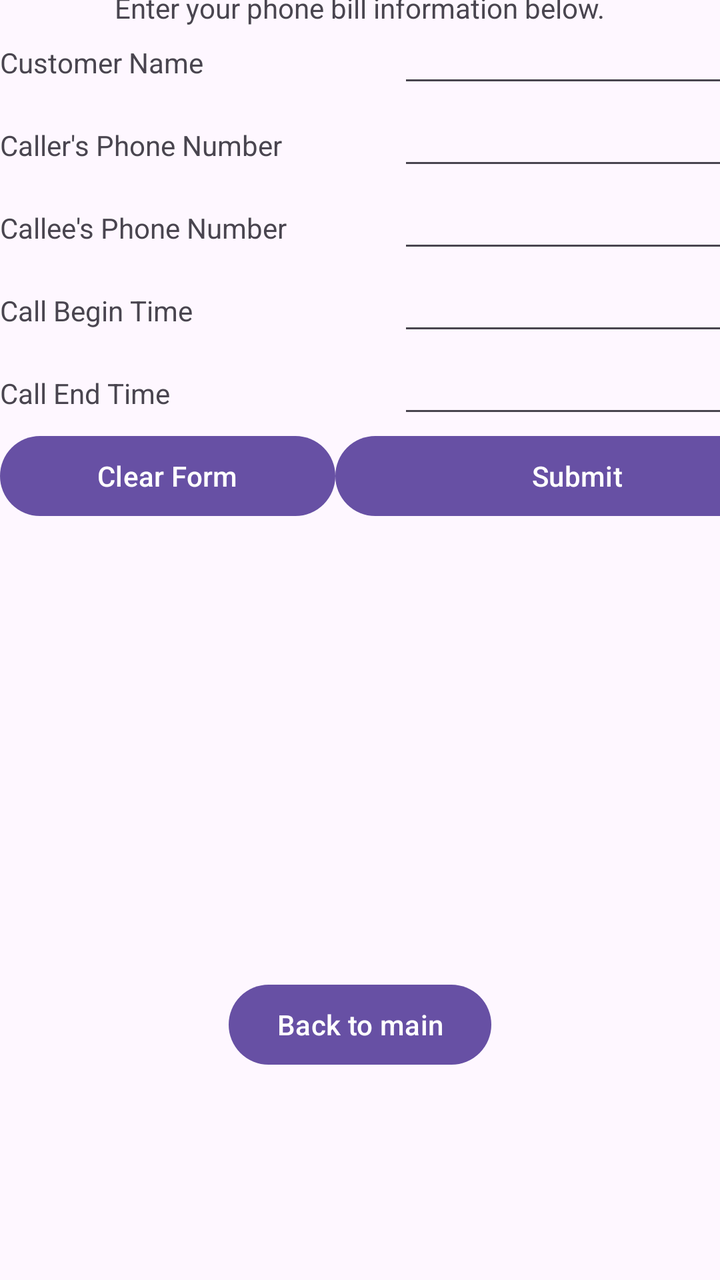
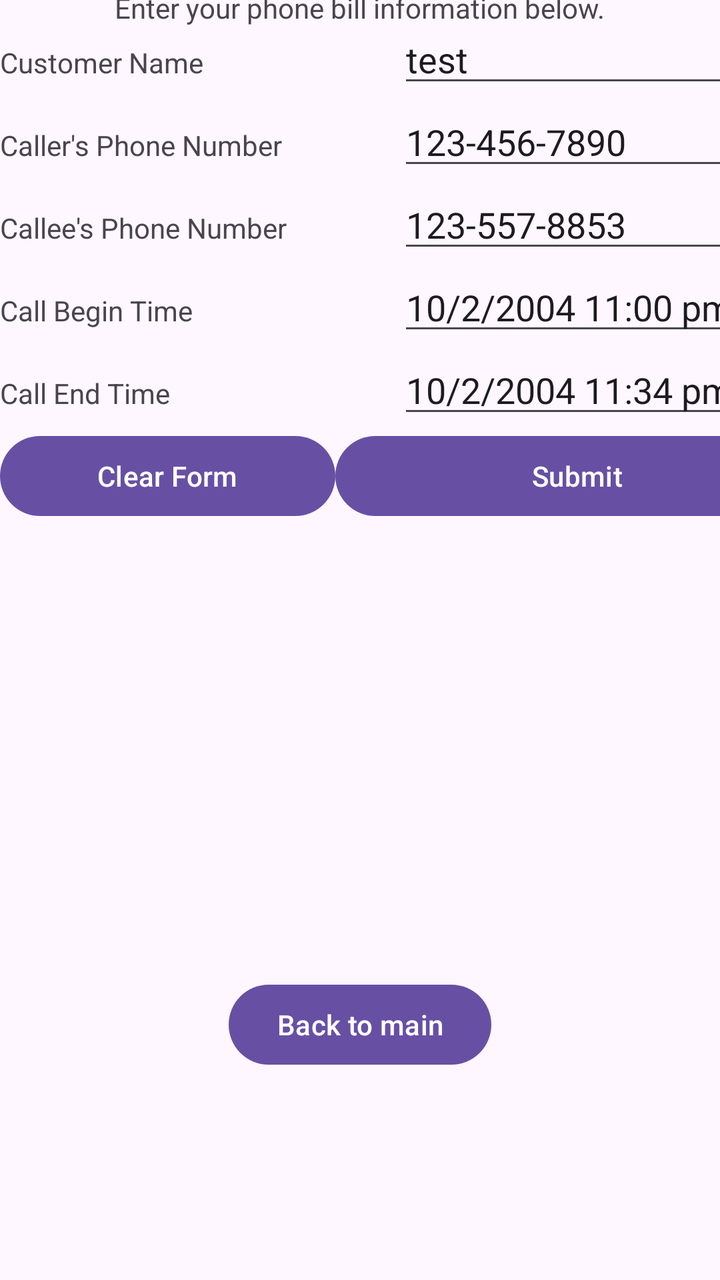

An Android layout rendered at two revisions. The XML below is the earlier revision; the diff shows what the commit changed to produce the second picture.
<!-- AndroidManifest.xml: application theme Theme.PhoneBill -->
<!-- res/layout/activity_phone_bill.xml -->
<?xml version="1.0" encoding="utf-8"?>
<androidx.constraintlayout.widget.ConstraintLayout xmlns:android="http://schemas.android.com/apk/res/android"
    xmlns:app="http://schemas.android.com/apk/res-auto"
    xmlns:tools="http://schemas.android.com/tools"
    android:id="@+id/main"
    android:layout_width="match_parent"
    android:layout_height="match_parent"
    tools:context=".PhoneBillActivity">

    <TextView
        android:id="@+id/phoneBillAppInstructions"
        android:layout_width="wrap_content"
        android:layout_height="wrap_content"
        android:text="@string/phoneBillActivityInstructions"
        app:layout_constraintEnd_toEndOf="parent"
        app:layout_constraintStart_toStartOf="parent"
        app:layout_constraintTop_toTopOf="parent"
        app:layout_constraintBottom_toTopOf="@id/phoneBillLayoutBlock"/>

    <LinearLayout
        android:id="@+id/phoneBillLayoutBlock"
        android:layout_width="409dp"
        android:layout_height="wrap_content"
        android:layout_marginBottom="219dp"
        android:orientation="vertical"
        app:layout_constraintBottom_toTopOf="@+id/backToMainButton"
        app:layout_constraintTop_toBottomOf="@id/phoneBillAppInstructions"
        app:layout_constraintStart_toStartOf="parent"
        app:layout_constraintTop_toTopOf="parent"

        tools:layout_editor_absoluteX="1dp">

        <LinearLayout
            android:id="@+id/nameFieldBlock"
            android:layout_width="match_parent"
            android:layout_height="wrap_content"
            android:orientation="horizontal">

            <TextView
                android:id="@+id/nameTextView"
                android:layout_width="0dp"
                android:layout_height="wrap_content"
                android:layout_weight="1"
                android:text="@string/customer_name" />

            <EditText
                android:id="@+id/nameField"
                android:layout_width="wrap_content"
                android:layout_height="wrap_content"
                android:ems="10"
                android:inputType="text" />

        </LinearLayout>

        <LinearLayout
            android:id="@+id/callerFieldBlock"
            android:layout_width="match_parent"
            android:layout_height="wrap_content"
            android:orientation="horizontal">

            <TextView
                android:id="@+id/callerTextView"
                android:layout_width="0dp"
                android:layout_height="wrap_content"
                android:layout_weight="1"
                android:text="@string/caller_s_phone_number" />

            <EditText
                android:id="@+id/callerField"
                android:layout_width="wrap_content"
                android:layout_height="wrap_content"
                android:ems="10"
                android:inputType="phone" />

        </LinearLayout>

        <LinearLayout
            android:id="@+id/calleeFieldBlock"
            android:layout_width="match_parent"
            android:layout_height="wrap_content"
            android:orientation="horizontal">

            <TextView
                android:id="@+id/calleeTextView"
                android:layout_width="0dp"
                android:layout_height="wrap_content"
                android:layout_weight="1"
                android:text="@string/callee_s_phone_number" />

            <EditText
                android:id="@+id/calleeField"
                android:layout_width="wrap_content"
                android:layout_height="wrap_content"
                android:ems="10"
                android:inputType="phone" />

        </LinearLayout>

        <LinearLayout
            android:id="@+id/beginTimeFieldBlock"
            android:layout_width="match_parent"
            android:layout_height="wrap_content"
            android:orientation="horizontal">

            <TextView
                android:id="@+id/beginTimeTextView"
                android:layout_width="0dp"
                android:layout_height="wrap_content"
                android:layout_weight="1"
                android:text="@string/call_begin_time" />

            <EditText
                android:id="@+id/beginTimeField"
                android:layout_width="wrap_content"
                android:layout_height="wrap_content"
                android:ems="10"
                android:inputType="datetime" />
        </LinearLayout>

        <LinearLayout
            android:id="@+id/endTimeFieldBlock"
            android:layout_width="match_parent"
            android:layout_height="wrap_content"
            android:orientation="horizontal">

            <TextView
                android:id="@+id/endTimeTextView"
                android:layout_width="0dp"
                android:layout_height="wrap_content"
                android:layout_weight="1"
                android:text="@string/call_end_time" />

            <EditText
                android:id="@+id/endTimeField"
                android:layout_width="wrap_content"
                android:layout_height="wrap_content"
                android:ems="10"
                android:inputType="datetime" />
        </LinearLayout>

        <LinearLayout
            android:layout_width="match_parent"
            android:layout_height="match_parent"
            android:orientation="horizontal">

            <Button
                android:id="@+id/clearFormButton"
                android:layout_width="wrap_content"
                android:layout_height="wrap_content"
                android:layout_weight="1"
                android:onClick="clearForm"
                android:text="Clear Form" />

            <Button
                android:id="@+id/submitPhoneBillButton"
                android:layout_width="wrap_content"
                android:layout_height="wrap_content"
                android:layout_weight="3"
                android:onClick="createPhoneBill"
                android:text="Submit" />

        </LinearLayout>

    </LinearLayout>

    <TextView
        android:id="@+id/phoneBillConfirmation"
        android:layout_width="wrap_content"
        android:layout_height="wrap_content"
        tools:layout_editor_absoluteX="174dp"
        tools:layout_editor_absoluteY="455dp"
        app:layout_constraintStart_toStartOf="parent"
        app:layout_constraintEnd_toEndOf="parent"
        app:layout_constraintTop_toBottomOf="@id/phoneBillLayoutBlock"
        app:layout_constraintBottom_toTopOf="@id/backToMainButton" />

    <Button
        android:id="@+id/backToMainButton"
        android:layout_width="wrap_content"
        android:layout_height="wrap_content"
        android:onClick="goBackToMainActivity"
        android:text="@string/back_to_main"
        tools:layout_editor_absoluteX="141dp"
        app:layout_constraintEnd_toEndOf="parent"
        app:layout_constraintStart_toStartOf="parent"
        app:layout_constraintTop_toBottomOf="@id/phoneBillConfirmation"
        app:layout_constraintBottom_toBottomOf="parent" />




</androidx.constraintlayout.widget.ConstraintLayout>
<!-- resources referenced by this layout -->
<resources>
  <string name="back_to_main">Back to main</string>
  <string name="call_begin_time">Call Begin Time</string>
  <string name="call_end_time">Call End Time</string>
  <string name="callee_s_phone_number">Callee\'s Phone Number</string>
  <string name="caller_s_phone_number">Caller\'s Phone Number</string>
  <string name="customer_name">Customer Name</string>
  <string name="phoneBillActivityInstructions">Enter your phone bill information below.</string>
  <style name="Theme.PhoneBill" parent="Base.Theme.PhoneBill" />
  <style name="Base.Theme.PhoneBill" parent="Theme.Material3.DayNight.NoActionBar">
          
          
      </style>
</resources>

<!-- the commit's change to res/layout/activity_phone_bill.xml (unified diff, before → after) -->
@@ -48,7 +48,8 @@
                 android:layout_width="wrap_content"
                 android:layout_height="wrap_content"
                 android:ems="10"
-                android:inputType="text" />
+                android:inputType="text"
+                android:text="test" />
 
         </LinearLayout>
 
@@ -70,7 +71,8 @@
                 android:layout_width="wrap_content"
                 android:layout_height="wrap_content"
                 android:ems="10"
-                android:inputType="phone" />
+                android:inputType="phone"
+                android:text="123-456-7890" />
 
         </LinearLayout>
 
@@ -92,7 +94,8 @@
                 android:layout_width="wrap_content"
                 android:layout_height="wrap_content"
                 android:ems="10"
-                android:inputType="phone" />
+                android:inputType="phone"
+                android:text="123-557-8853" />
 
         </LinearLayout>
 
@@ -114,7 +117,8 @@
                 android:layout_width="wrap_content"
                 android:layout_height="wrap_content"
                 android:ems="10"
-                android:inputType="datetime" />
+                android:inputType="datetime"
+                android:text="10/2/2004 11:00 pm" />
         </LinearLayout>
 
         <LinearLayout
@@ -135,7 +139,8 @@
                 android:layout_width="wrap_content"
                 android:layout_height="wrap_content"
                 android:ems="10"
-                android:inputType="datetime" />
+                android:inputType="datetime"
+                android:text="10/2/2004 11:34 pm" />
         </LinearLayout>
 
         <LinearLayout
